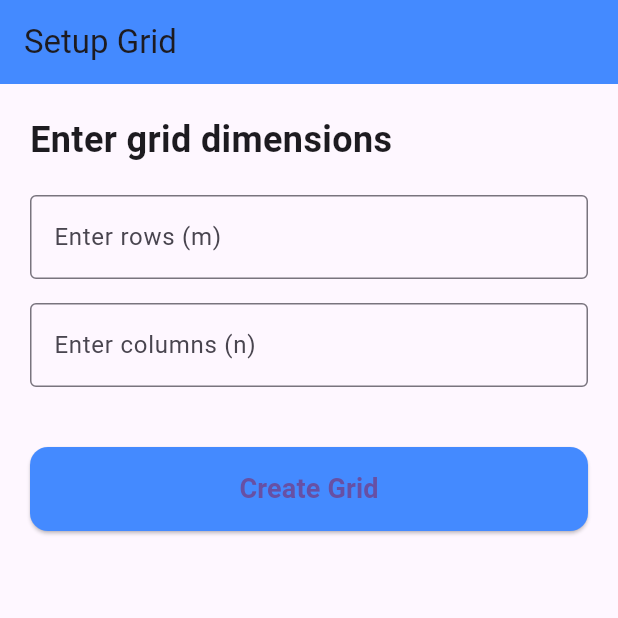
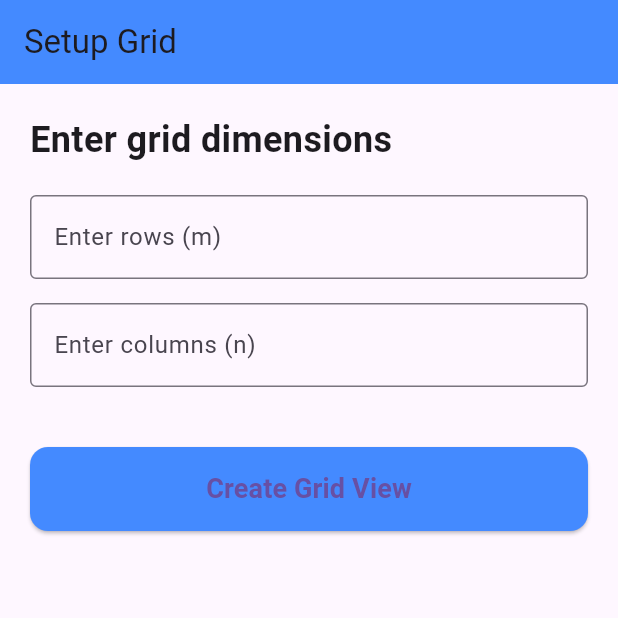
Before and after one commit to Sumitjadhav2001/Grid_Flutter, a Flutter app: the screen it shows after launch, on a phone screen of 412 x 824 dp, the top half of it. Run offline on Flutter 3.47's test engine with Material 3 defaults, Android fonts, the phone set to English and light mode, and no system bars.

Commit message:
Flutter Grid

```diff
--- a/lib/screens/setup_screen.dart
+++ b/lib/screens/setup_screen.dart
@@ -65,7 +65,7 @@ class _SetupScreenState extends State<SetupScreen> {
                 ),
               ),
               child: Text(
-                'Create Grid',
+                'Create Grid View',
                 style: TextStyle(fontSize: 18, fontWeight: FontWeight.bold),
               ),
             ),
```
